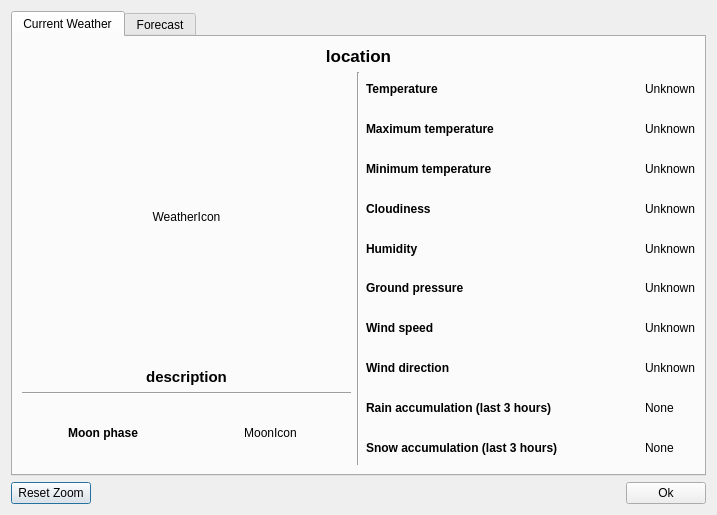
Before: the Qt Designer form WeatherDialog.ui in FelixdelasPozas/TrayWeather, drawn with Qt 5.
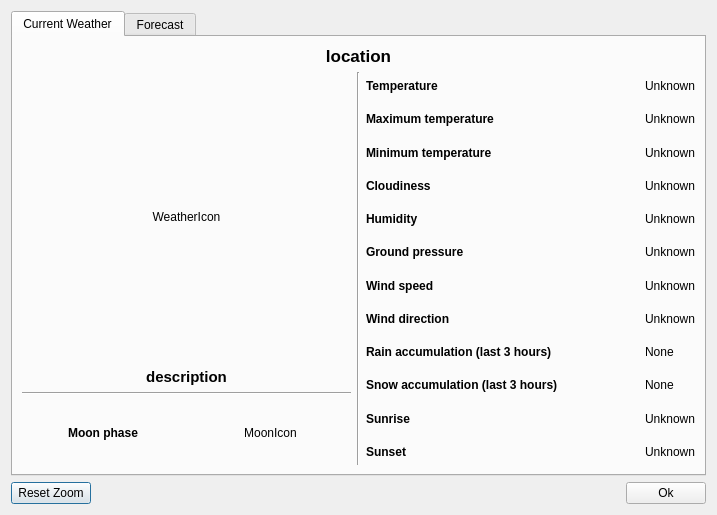
After: the same form once the commit is applied. Icons and pictures are not drawn.

What changed in the file:
```diff
--- a/WeatherDialog.ui
+++ b/WeatherDialog.ui
@@ -79,6 +79,19 @@
         <layout class="QGridLayout" name="gridLayout" columnstretch="1,0,1">
          <item row="0" column="2">
           <layout class="QGridLayout" name="gridLayout_2" columnstretch="1,0">
+           <item row="10" column="0">
+            <widget class="QLabel" name="label_12">
+             <property name="font">
+              <font>
+               <weight>75</weight>
+               <bold>true</bold>
+              </font>
+             </property>
+             <property name="text">
+              <string>Sunrise</string>
+             </property>
+            </widget>
+           </item>
            <item row="4" column="0">
             <widget class="QLabel" name="label_5">
              <property name="font">
@@ -342,6 +355,33 @@
              </property>
             </widget>
            </item>
+           <item row="11" column="0">
+            <widget class="QLabel" name="label_13">
+             <property name="font">
+              <font>
+               <weight>75</weight>
+               <bold>true</bold>
+              </font>
+             </property>
+             <property name="text">
+              <string>Sunset</string>
+             </property>
+            </widget>
+           </item>
+           <item row="10" column="1">
+            <widget class="QLabel" name="m_sunrise">
+             <property name="text">
+              <string>Unknown</string>
+             </property>
+            </widget>
+           </item>
+           <item row="11" column="1">
+            <widget class="QLabel" name="m_sunset">
+             <property name="text">
+              <string>Unknown</string>
+             </property>
+            </widget>
+           </item>
           </layout>
          </item>
          <item row="0" column="0">
```
